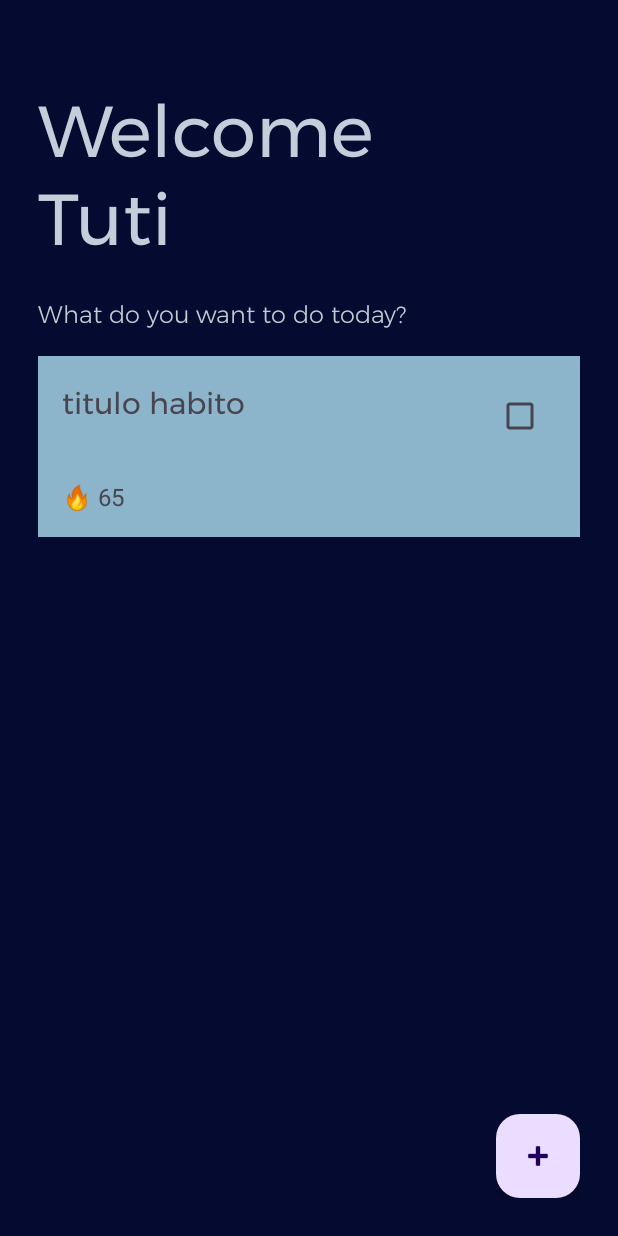
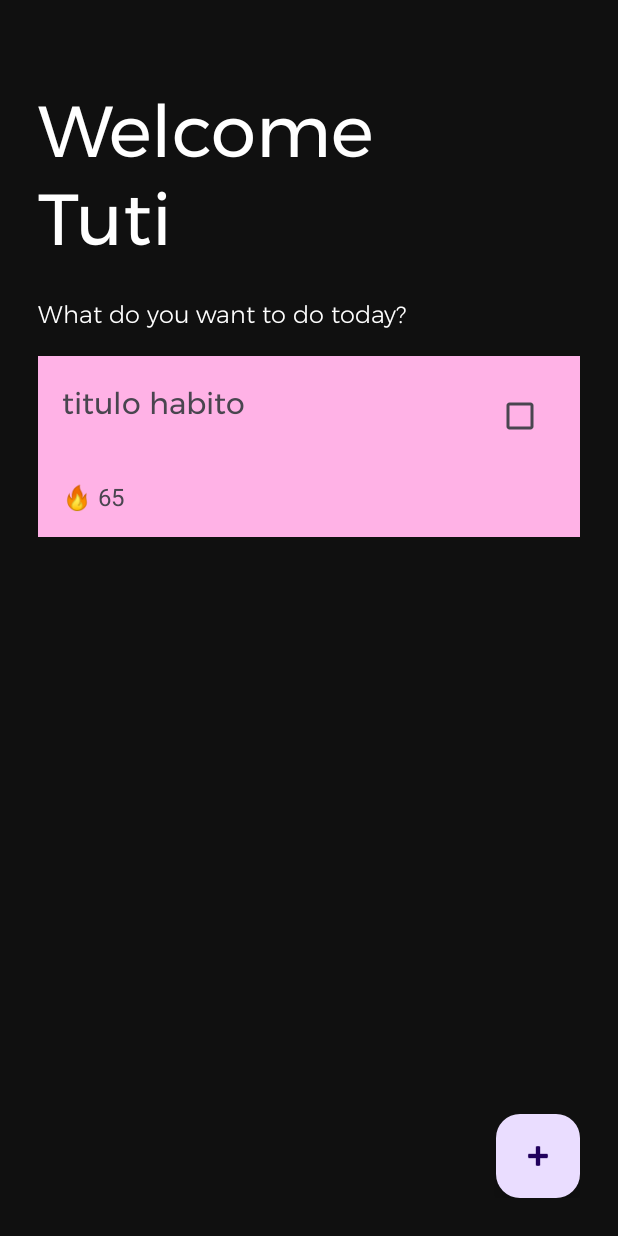
Before and after one commit to mateusrizzo/combotracker, an Android app: the layout fragment_home.xml on its own in the app's theme, with its tools: preview values and no code run, on a phone screen of 412 x 824 dp. Run offline under Robolectric (Android 15) with nearby library versions, the phone set to English and light mode, and no system bars.

Commit message:
fixed colors

```diff
--- a/app/src/main/res/layout/fragment_home.xml
+++ b/app/src/main/res/layout/fragment_home.xml
@@ -4,8 +4,7 @@
     xmlns:app="http://schemas.android.com/apk/res-auto"
     android:layout_width="match_parent"
     android:layout_height="match_parent"
-    android:background="#050A30"
-    android:backgroundTint="#050A30"
+    android:background="@color/black"
     android:orientation="vertical"
     android:padding="25dp"
     tools:context=".home.HomeFragment">
@@ -16,7 +15,7 @@
         android:layout_marginTop="25dp"
         android:fontFamily="@font/montserrat"
         android:text="@string/greeting"
-        android:textColor="#C3CEDA"
+        android:textColor="@color/white"
         android:textSize="48sp" />
 
     <TextView
@@ -26,7 +25,7 @@
         android:layout_marginTop="15dp"
         android:fontFamily="@font/montserrat_light"
         android:text="@string/what_do_you_want"
-        android:textColor="#C3CCD3"
+        android:textColor="@color/white"
         android:textSize="16sp" />
 
     <androidx.recyclerview.widget.RecyclerView
--- a/app/src/main/res/layout/habit_item.xml
+++ b/app/src/main/res/layout/habit_item.xml
@@ -12,8 +12,8 @@
         android:id="@+id/habit_item_card"
         android:layout_width="match_parent"
         android:layout_height="wrap_content"
-        android:background="#8CB4CB"
-        android:backgroundTint="#8CB4CB"
+        android:background="@color/primary_2"
+        android:backgroundTint="@color/primary_2"
         android:padding="16dp">
 
         <TextView
--- a/app/src/main/res/values/themes.xml
+++ b/app/src/main/res/values/themes.xml
@@ -3,6 +3,8 @@
     <style name="Base.Theme.HabitTracker" parent="Theme.Material3.DayNight.NoActionBar">
         <!-- Customize your light theme here. -->
         <!-- <item name="colorPrimary">@color/my_light_primary</item> -->
+        <item name="colorPrimary">@color/primary_1</item>
+        <item name="colorSecondary">@color/secondary_1</item>
     </style>
 
     <style name="Theme.HabitTracker" parent="Base.Theme.HabitTracker" />
```
